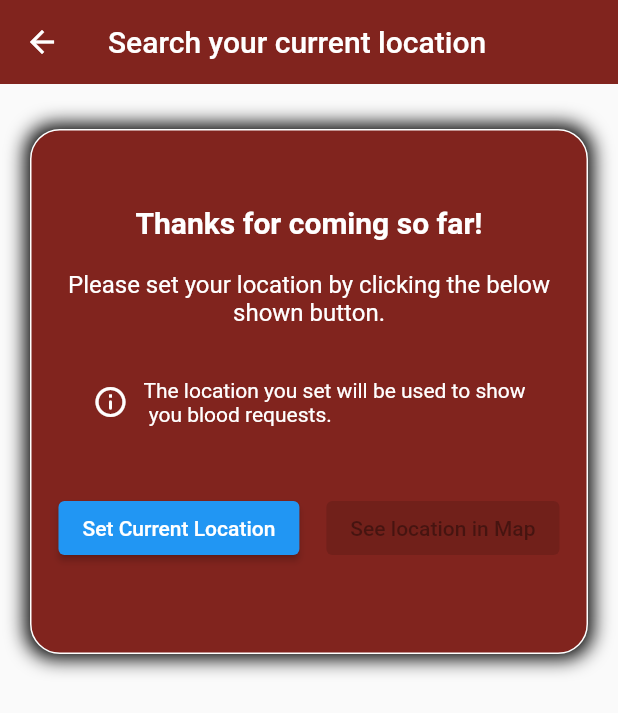
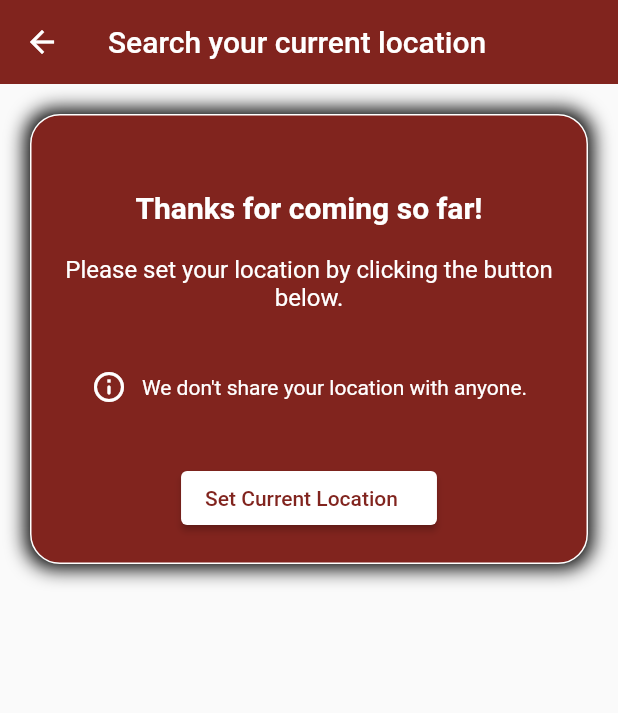
Before and after one commit to SreedevT/bloodbuddy, a Flutter app: the NewInter screen opened by its route, after a tap on "Set Current Location", on a phone screen of 412 x 824 dp. Shown: the top 713 px of the screen. Run offline on Flutter 3.47's test engine with Material 2 defaults, Android fonts, the light colour scheme and no system bars; our stand-ins replace firebase_auth, firebase_core, geolocator, pinput; missing offline and left inert: firebase_app_check, open_street_map_search_and_pick; accounts and stored records are empty.

Commit message:
Modified location picker

```diff
--- a/lib/screens/mapscreen.dart
+++ b/lib/screens/mapscreen.dart
@@ -1,4 +1,5 @@
 import 'package:flutter/material.dart';
+import 'package:geolocator/geolocator.dart';
 import 'package:open_street_map_search_and_pick/open_street_map_search_and_pick.dart';
 import 'package:geolocator/geolocator.dart';
 
@@ -10,25 +11,60 @@ class NewInter extends StatefulWidget {
 }
 
 class _NewInterState extends State<NewInter> {
-  Position? position; // position details to pass to OSM
-  bool isSeeLocationInMapEnabled = false; // this allows  to use the disable/enable button
+  LatLong? latLong;
+  String location = '';
+  bool _load = false;
 
-  // function to ge the current latitude and longitude
-  void getCurrentPosition() async {
-    LocationPermission permission = await Geolocator.checkPermission();
-    if (permission == LocationPermission.denied ||
-        permission == LocationPermission.deniedForever) {
-      await Geolocator.requestPermission();
-    } else {
-      Position userPosition = await Geolocator.getCurrentPosition(
-          desiredAccuracy: LocationAccuracy.best);
+  Future<void> _getCurrentLocation() async {
+    Position position = await _determinePosition();
+
     setState(() {
-        position = userPosition;
-        isSeeLocationInMapEnabled = true; // This is set to true so once latlong is accessed, view location in map button can be enabled
-        print(position?.latitude.toString());
-        print(position?.longitude.toString());
+      latLong = LatLong(position.latitude, position.longitude);
     });
   }
+
+  //? From https://pub.dev/packages/geolocator
+  Future<Position> _determinePosition() async {
+    bool serviceEnabled;
+    LocationPermission permission;
+
+    // Test if location services are enabled.
+    serviceEnabled = await Geolocator.isLocationServiceEnabled();
+    if (!serviceEnabled) {
+      // Location services are not enabled don't continue
+      // accessing the position and request users of the
+      // App to enable the location services.
+      return Future.error('Location services are disabled.');
+    }
+
+    permission = await Geolocator.checkPermission();
+    if (permission == LocationPermission.denied) {
+      permission = await Geolocator.requestPermission();
+      if (permission == LocationPermission.denied) {
+        // Permissions are denied, next time you could try
+        // requesting permissions again (this is also where
+        // Android's shouldShowRequestPermissionRationale
+        // returned true. According to Android guidelines
+        // your App should show an explanatory UI now.
+        return Future.error('Location permissions are denied');
+      }
+    }
+
+    if (permission == LocationPermission.deniedForever) {
+      // Permissions are denied forever, handle appropriately.
+      return Future.error(
+          'Location permissions are permanently denied, we cannot request permissions.');
+    }
+
+    // When we reach here, permissions are granted and we can
+    // continue accessing the position of the device.
+    return await Geolocator.getCurrentPosition();
+  }
+
+  void _setLoadingState(bool load) {
+    setState(() {
+      _load = load;
+    });
   }
 
   @override
@@ -42,21 +78,25 @@ class _NewInterState extends State<NewInter> {
           crossAxisAlignment: CrossAxisAlignment.center,
           children: [
             Container(
-              height: 350,
+              height: 300,
               margin: const EdgeInsets.only(
-                  top: 30, left: 20, right: 20, bottom: 20),
+                  top: 20, left: 20, right: 20, bottom: 20),
               decoration: BoxDecoration(
                   // shape also can be specified like this => shape: BoxShape.circle,
-                  color: const Color.fromARGB(255, 129, 36,30), // use decoration for giving both color and radius
-                  borderRadius: BorderRadius.circular(20), // otherwise, if we give it separately, error will show up
+                  color: const Color.fromARGB(255, 129, 36,
+                      30), // use decoration for giving both color and radius
+                  borderRadius: BorderRadius.circular(
+                      20), // otherwise, if we give it separately, error will show up
                   border: Border.all(
                     color: Colors.white,
                     width: 1,
                   ),
                   boxShadow: [
                     BoxShadow(
-                      color: Colors.black.withOpacity(1.0), // here, I set opacity to maximum
-                      spreadRadius:3, // this is to specify how much spread the shadow
+                      color: Colors.black
+                          .withOpacity(1.0), // here, I set opacity to maximum
+                      spreadRadius:
+                          3, // this is to specify how much spread the shadow
                       blurRadius: 10, // how much blur the shadow
                       //  offset: Offset(0, 3),
                     ),
@@ -75,7 +115,7 @@ class _NewInterState extends State<NewInter> {
                     ),
                     const SizedBox(height: 20),
                     const Text(
-                      "Please set your location by clicking the below shown button.",
+                      "Please set your location by clicking the button below.",
                       style: TextStyle(
                         color: Colors.white,
                         fontSize: 16,
@@ -92,59 +132,94 @@ class _NewInterState extends State<NewInter> {
                         ),
                         SizedBox(width: 10),
                         Text(
-                          "The location you set will be used to show\n you blood requests.",
+                          "We don't share your location with anyone.",
                           style: TextStyle(
                             color: Colors.white,
                           ),
                         ),
                       ],
                     ),
-                    const SizedBox(height: 10),
-                    Row(
-                      mainAxisAlignment: MainAxisAlignment.spaceEvenly,
+                    // SizedBox(height: 10),
+                    ElevatedButton(
+                      style: ButtonStyle(
+                        backgroundColor: MaterialStateColor.resolveWith(
+                            (states) => Colors.white
+                            ), // by writing this instead of materialstateproperty, we can give dynamic colors
+                        overlayColor: MaterialStateColor.resolveWith((states) =>
+                            Colors.green.withOpacity(
+                                0.3)), // like here the button color is changed, when we tap it. COOL ;)
+                      ),
+                      child: Row(
+                        mainAxisAlignment: MainAxisAlignment.center,
+                        mainAxisSize: MainAxisSize.min,
                         children: [
-                        ElevatedButton(
-                          onPressed: getCurrentPosition,
-                          child: const Text("Set Current Location"),
+                          const Text(
+                            "Set Current Location",
+                            style: TextStyle(
+                              color: Color.fromARGB(255, 129, 36, 30),
                             ),
-                        ElevatedButton(
-                          onPressed: isSeeLocationInMapEnabled?
-                              () {
+                          ),
+                          const SizedBox(width: 10),
+                          _load
+                              ? const SizedBox(
+                                height: 15,
+                                width: 15,
+                                child: CircularProgressIndicator())
+                              : const SizedBox(
+                                  height: 0,
+                                  width: 0,
+                                ),
+                        ],
+                      ),
+                      onPressed: () async {
+                        _setLoadingState(true);
+                        await _getCurrentLocation()
+                            .whenComplete(() => _setLoadingState(false));
+
+                        if (!mounted) return;
+                        _showModalBottomSheet(context);
+                      },
+                    ),
+                  ],
+                ),
+              ),
+            ),
+            const SizedBox(height: 20),
+            Text(
+              location,
+              style: const TextStyle(
+                color: Color.fromARGB(255, 129, 36, 30),
+                fontSize: 20,
+                fontWeight: FontWeight.bold,
+              ),
+              textAlign: TextAlign.center,
+            ),
+            // const SizedBox(height: 10,),
+            // ElevatedButton(onPressed: (){}, child: Text("Next")),
+          ],
+        ));
+  }
+
+  void _showModalBottomSheet(BuildContext context) {
     showModalBottomSheet(
         context: context,
         barrierColor: Colors.black.withOpacity(
             0.7), // so what this does is that it gives this color to main screen when the sheet pops up
         builder: (BuildContext context) {
-                                        return Container(
+          return SizedBox(
             height: 500,
             child: OpenStreetMapSearchAndPick(
-                                              center: LatLong(
-                                                  position!.latitude,
-                                                  position!.longitude),
-                                              buttonColor: const Color.fromARGB(
-                                                  255, 129, 36, 30),
-                                              onPicked: (PickedData) {
+              center: latLong ?? LatLong(0, 0),
+              buttonColor: const Color.fromARGB(255, 129, 36, 30),
+              onPicked: (PickedData pickedData) {
                 setState(() {
-                                                  print(PickedData.address);
+                  location = pickedData.address;
                 });
                 Navigator.pop(
                     context); // this enables  to close the bottom sheet when this button is clicked
               },
-                                            ));
+            ),
+          );
         });
   }
-                              : null,
-                          child: const Text(
-                            "See location in Map",
-                          ),
-                        ),
-                      ],
-                    ),
-                  ],
-                ),
-              ),
-            ),
-          ],
-        ));
 }
-}
--- a/pubspec.yaml
+++ b/pubspec.yaml
@@ -45,6 +45,7 @@ dependencies:
   # The following adds the Cupertino Icons font to your application.
   # Use with the CupertinoIcons class for iOS style icons.
   cupertino_icons: ^1.0.2
+  geolocator: ^9.0.2
 
 dev_dependencies:
   flutter_test:
```
Also changed, not shown: pubspec.lock, 2 other files. Lines whose indentation alone changed are shown as unchanged.
